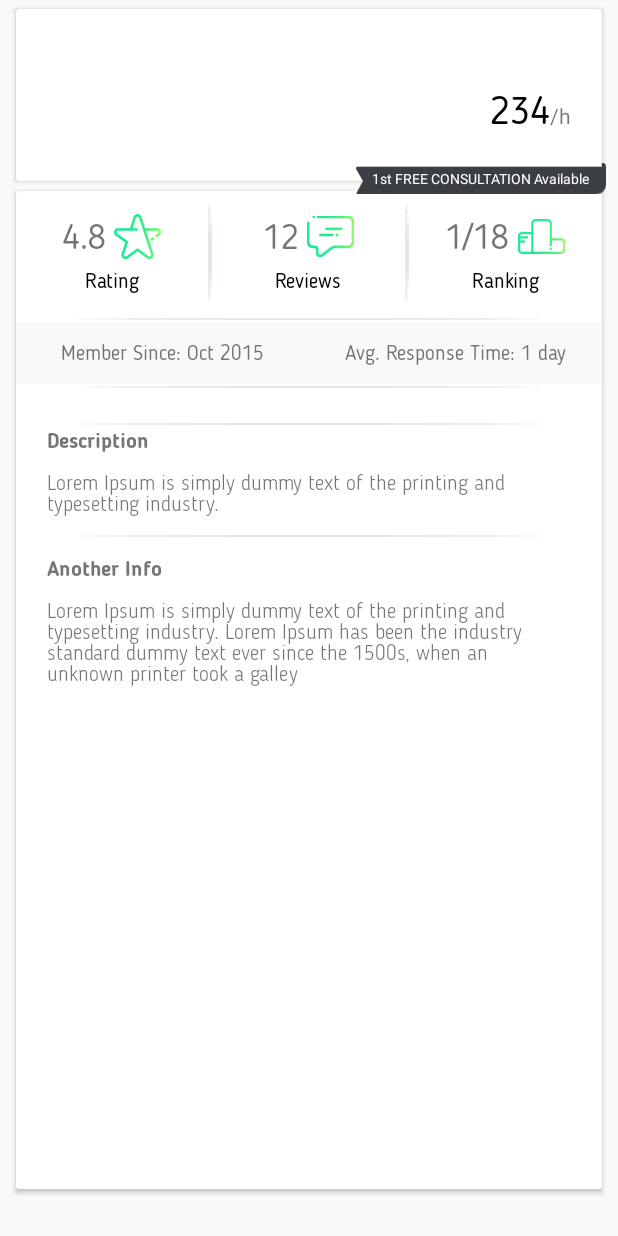
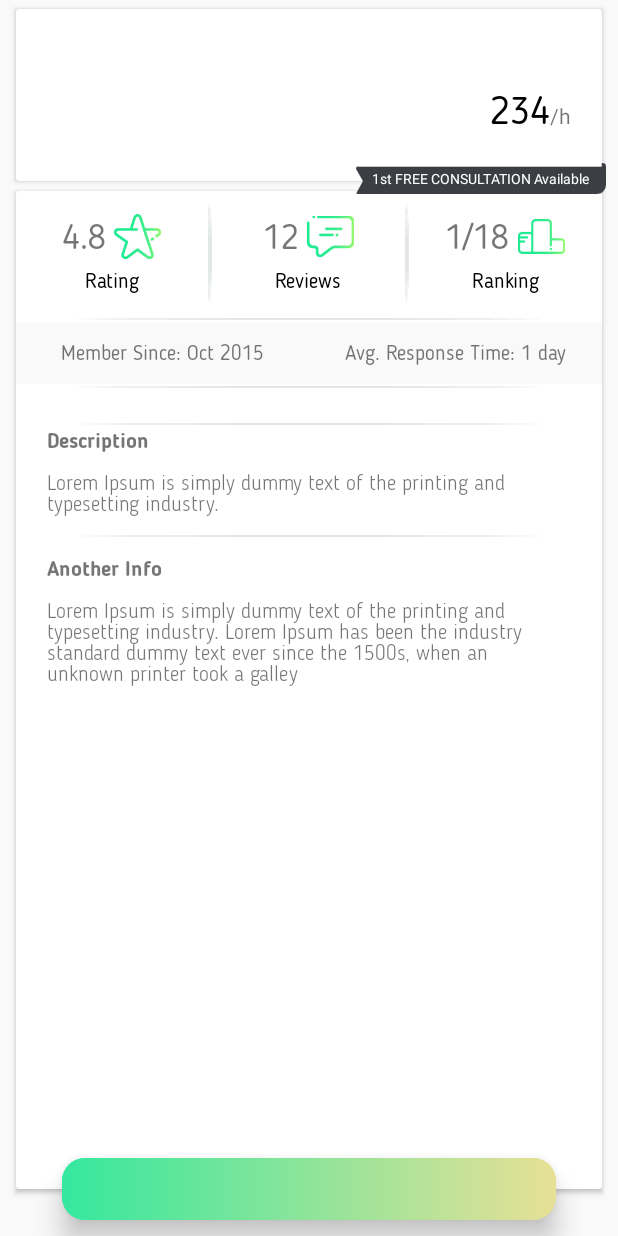
Before and after one commit to labhyasharma/lawyerly, an Android app: the layout fragment_lawyer_details.xml on its own in the app's theme, with its tools: preview values and no code run, on a phone screen of 412 x 824 dp. Run offline under Robolectric (Android 15) with nearby library versions, the phone set to English and light mode, and no system bars.

Commit message:
Animation on button added

```diff
--- a/app/src/main/AndroidManifest.xml
+++ b/app/src/main/AndroidManifest.xml
@@ -15,14 +15,16 @@
         android:theme="@style/AppTheme">
 
 
-        <activity android:name=".Dashboard.DashboardActivity">
+        <activity android:name=".Dashboard.DashboardActivity"
+            android:screenOrientation="portrait">
             <intent-filter>
                 <action android:name="android.intent.action.MAIN" />
 
                 <category android:name="android.intent.category.LAUNCHER" />
             </intent-filter>
         </activity>
-        <activity android:name=".lawyerdetails.LawyerDetailsActivity" />
+        <activity android:name=".lawyerdetails.LawyerDetailsActivity"
+            android:screenOrientation="portrait"/>
     </application>
 
 </manifest>
--- /dev/null
+++ b/app/src/main/res/drawable/animation_list.xml
@@ -0,0 +1,14 @@
+<?xml version="1.0" encoding="utf-8"?>
+<animation-list xmlns:android="http://schemas.android.com/apk/res/android">
+    <item
+        android:drawable="@drawable/pacific_dream"
+        android:duration="2000" />
+    <item
+        android:drawable="@drawable/gradient_anim2"
+        android:duration="2000" />
+
+    <item
+        android:drawable="@drawable/reverse_pacific_dream"
+        android:duration="2000" />
+
+</animation-list>
--- /dev/null
+++ b/app/src/main/res/drawable/gradient_anim2.xml
@@ -0,0 +1,10 @@
+<?xml version="1.0" encoding="utf-8"?>
+<shape xmlns:android="http://schemas.android.com/apk/res/android">
+    <gradient
+        android:startColor="#34e89e"
+        android:centerColor="#e7e096"
+        android:endColor="#e7e096"
+        android:angle="0"/>
+
+    <corners android:radius="@dimen/_12sdp" />
+</shape>
--- /dev/null
+++ b/app/src/main/res/drawable/pacific_dream.xml
@@ -0,0 +1,9 @@
+<?xml version="1.0" encoding="utf-8"?>
+<shape xmlns:android="http://schemas.android.com/apk/res/android">
+    <gradient
+        android:startColor="#34e89e"
+        android:endColor="#e7e096"
+        android:angle="0"/>
+
+    <corners android:radius="@dimen/_12sdp" />
+</shape>
--- /dev/null
+++ b/app/src/main/res/drawable/rect_gradient.xml
@@ -0,0 +1,9 @@
+<?xml version="1.0" encoding="utf-8"?>
+<shape xmlns:android="http://schemas.android.com/apk/res/android">
+    <gradient
+        android:startColor="#34e89e"
+        android:endColor="#e7e096"
+        android:angle="0"/>
+
+    <corners android:radius="@dimen/_12sdp" />
+</shape>
--- /dev/null
+++ b/app/src/main/res/drawable/reverse_pacific_dream.xml
@@ -0,0 +1,10 @@
+<?xml version="1.0" encoding="utf-8"?>
+<shape xmlns:android="http://schemas.android.com/apk/res/android">
+    <gradient
+        android:startColor="#e7e096"
+        android:centerColor="#e7e096"
+        android:endColor="#34e89e"
+        android:angle="0"/>
+
+    <corners android:radius="@dimen/_12sdp" />
+</shape>
--- a/app/src/main/res/layout/fragment_lawyer_details.xml
+++ b/app/src/main/res/layout/fragment_lawyer_details.xml
@@ -458,5 +458,28 @@
         </android.support.v7.widget.CardView>
 
 
+
+        <FrameLayout
+            android:id="@+id/buttonBottom"
+            android:layout_width="match_parent"
+            android:layout_marginStart="@dimen/_32sdp"
+            android:layout_marginEnd="@dimen/_32sdp"
+            android:layout_height="@dimen/_32sdp"
+            android:layout_alignParentBottom="true"
+            android:layout_centerHorizontal="true"
+            android:elevation="@dimen/_8sdp"
+            android:orientation="vertical"
+            android:layout_marginBottom="@dimen/_8sdp"
+            android:background="@drawable/rect_gradient">
+
+            <ImageView
+                android:id="@+id/buttonImage"
+                android:layout_width="match_parent"
+                android:layout_height="match_parent"
+                android:background="@drawable/animation_list"/>
+
+        </FrameLayout>
+
+
     </RelativeLayout>
 </layout>
```
Also changed, not shown: app/src/main/java/com/studiographene/lawyerly/lawyerdetails/LawyerDetailsFragment.java (+22 -0 lines), app/src/main/res/drawable/blue_lagoon.xml (added, +8 -0 lines), app/src/main/res/drawable/feel_love.xml (added, +8 -0 lines).
